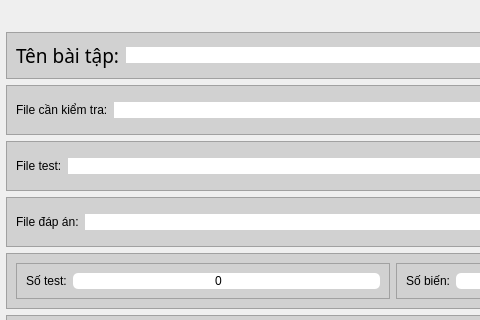
First picture: the form in UI_Files/edit_frame.ui, repository hoangm960/Astraea, before the edit; both pictures show x 0 to 480 and y 0 to 320 of the 786 by 530 pixel window.
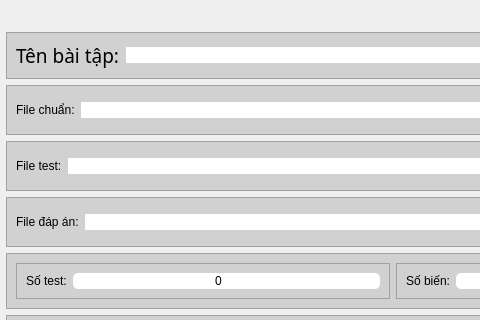
Second picture: the form after the edit. Icons and pictures are not drawn.

```diff
--- a/UI_Files/edit_frame.ui
+++ b/UI_Files/edit_frame.ui
@@ -189,7 +189,7 @@
       <item>
        <widget class="QLabel" name="test_file_label">
         <property name="text">
-         <string>File cần kiểm tra:</string>
+         <string>File chuẩn:</string>
         </property>
        </widget>
       </item>
```
